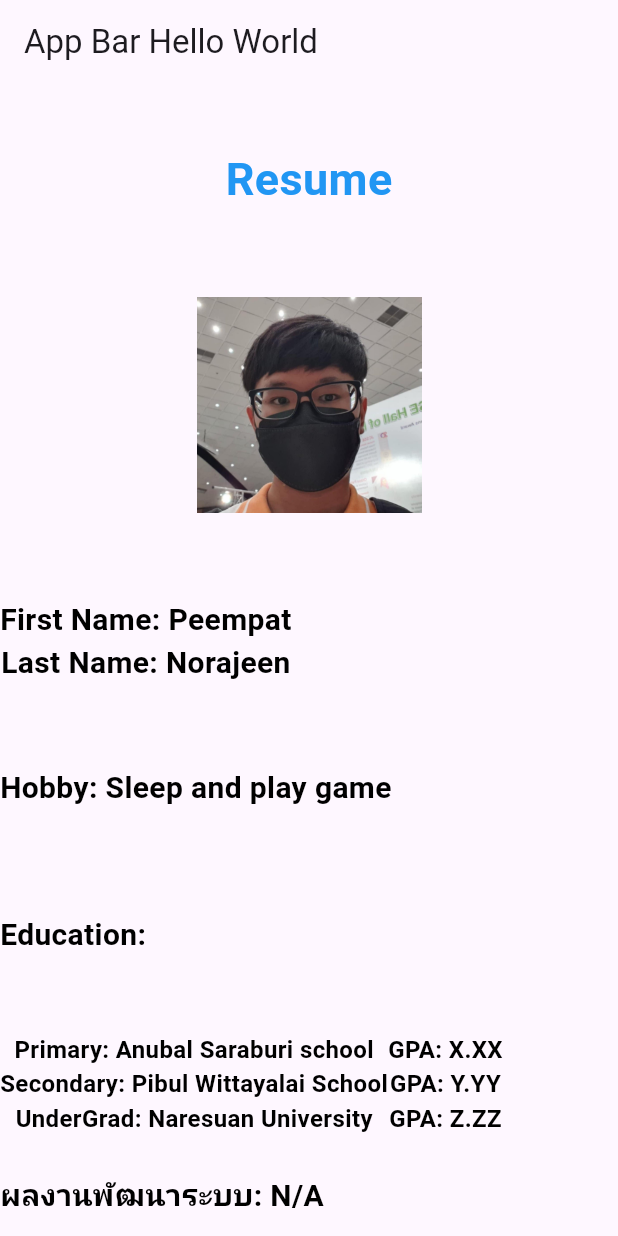
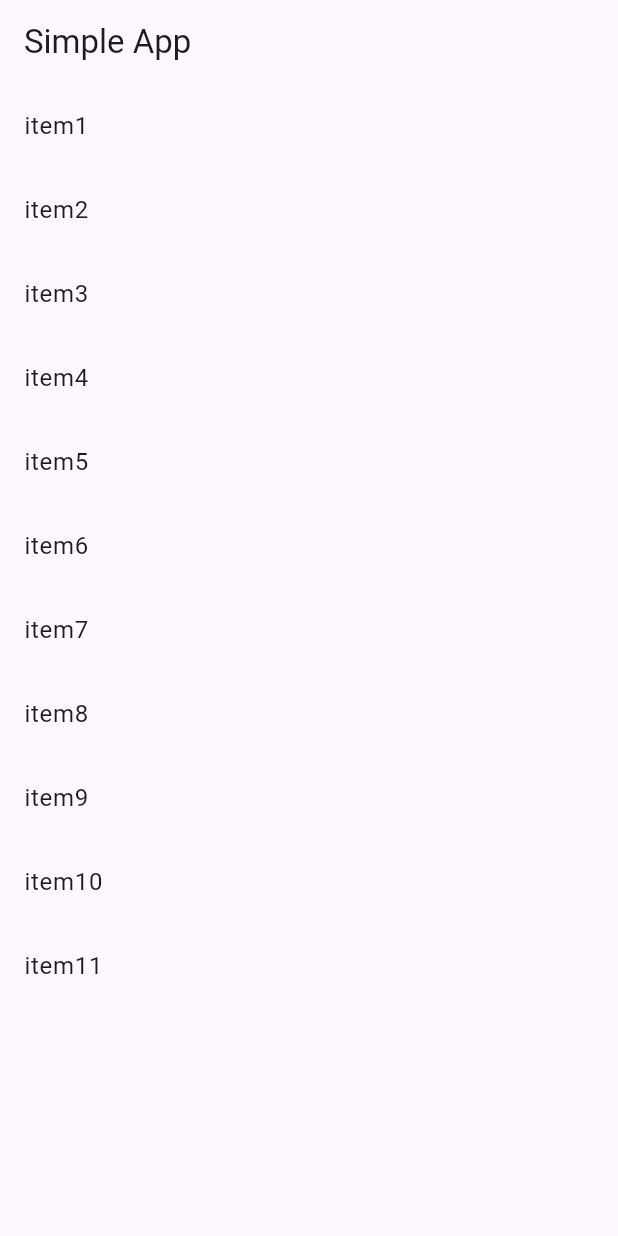
Before and after one commit to ReZill392/MbApp1, a Flutter app: the screen it shows after launch, on a phone screen of 412 x 824 dp. Run offline on Flutter 3.47's test engine with Material 3 defaults, Android fonts, the phone set to English and light mode, and no system bars.

Commit message:
add menu

```diff
--- a/flutter_application_1/lib/main.dart
+++ b/flutter_application_1/lib/main.dart
@@ -1,137 +1,14 @@
 import 'package:flutter/material.dart';
+import 'package:flutter_application_1/screen/menu.dart';
 
 void main() {
-  runApp(const MyApp());
+  runApp(MaterialApp(
+    title: "Simple App",
+    home: Scaffold(
+      appBar: AppBar(
+        title: Text("Simple App"),
+        ),
+      body: menu(),
+    ),
+  ));
 }
-
-class MyApp extends StatelessWidget {
-  const MyApp({super.key});
-
-  @override
-  Widget build(BuildContext context) {
-    return MaterialApp(
-      title: 'Flutter Demo',
-      theme: ThemeData(
-        primarySwatch: Colors.lime,
-      ),
-      home: const MyHomePage(),
-    );
-  }
-}
-
-class MyHomePage extends StatelessWidget {
-  const MyHomePage({super.key});
-
-  @override
-  Widget build(BuildContext context) {
-    return Scaffold(
-      appBar: AppBar(
-        title: const Text('App Bar Hello World'),
-      ),
-      body: const Column(
-        mainAxisAlignment: MainAxisAlignment.spaceAround,
-        children: [
-          SizedBox(height: 5),
-          Row(
-            mainAxisAlignment: MainAxisAlignment.center,
-            children: [
-              Text(
-                'Resume',
-                style: TextStyle(
-                  fontSize: 30,
-                  fontWeight: FontWeight.bold,
-                  color: Colors.blue,
-                ),
-              )
-            ],
-          ),
-          SizedBox(height: 5),
-          Row(
-            mainAxisAlignment: MainAxisAlignment.center,
-            children: [
-              Image(
-                image: AssetImage('assets/MyPic1.jpg'),
-                width: 150,
-                height: 150,
-              ),
-            ],
-          ),
-          SizedBox(height: 5),
-          Row(
-            children: [
-              Column(
-                children: [
-                  Text('First Name: Peempat',style: TextStyle(
-                  fontSize: 20,
-                  fontWeight: FontWeight.bold,
-                  color: Color.fromARGB(255, 0, 0, 0),)),
-                  Text('Last Name: Norajeen',style: TextStyle(
-                  fontSize: 20,
-                  fontWeight: FontWeight.bold,
-                  color: Color.fromARGB(255, 0, 0, 0)),
-              )],
-              ),
-            ],
-          ),
-          SizedBox(height: 5),
-          Row(children: [
-            Text('Hobby: Sleep and play game',style: TextStyle(
-                  fontSize: 20,
-                  fontWeight: FontWeight.bold,
-                  color: Color.fromARGB(255, 0, 0, 0))
-          )]),
-          SizedBox(height: 20),
-          Row(children: [
-            Text('Education:',style: TextStyle(
-                  fontSize: 20,
-                  fontWeight: FontWeight.bold,
-                  color: Color.fromARGB(255, 0, 0, 0))
-          )]),
-          SizedBox(height: 1),
-          Row(
-            children: [
-              Column(
-                children: [
-                  Text('Primary: Anubal Saraburi school',style: TextStyle(
-                  fontSize: 16,
-                  fontWeight: FontWeight.bold,
-                  color: Color.fromARGB(255, 0, 0, 0))),
-                  Text('Secondary: Pibul Wittayalai School',style: TextStyle(
-                  fontSize: 16,
-                  fontWeight: FontWeight.bold,
-                  color: Color.fromARGB(255, 0, 0, 0))),
-                  Text('UnderGrad: Naresuan University',style: TextStyle(
-                  fontSize: 16,
-                  fontWeight: FontWeight.bold,
-                  color: Color.fromARGB(255, 0, 0, 0))),
-                ],
-              ),
-              Column(
-                children: [
-                  Text('GPA: X.XX',style: TextStyle(
-                  fontSize: 16,
-                  fontWeight: FontWeight.bold,
-                  color: Color.fromARGB(255, 0, 0, 0))),
-                  Text('GPA: Y.YY',style: TextStyle(
-                  fontSize: 16,
-                  fontWeight: FontWeight.bold,
-                  color: Color.fromARGB(255, 0, 0, 0))),
-                  Text('GPA: Z.ZZ',style: TextStyle(
-                  fontSize: 16,
-                  fontWeight: FontWeight.bold,
-                  color: Color.fromARGB(255, 0, 0, 0)))
-                ],
-              ),
-            ],
-          ),
-          Row(children: [
-            Text('ผลงานพัฒนาระบบ: N/A',style: TextStyle(
-                  fontSize: 20,
-                  fontWeight: FontWeight.bold,
-                  color: Color.fromARGB(255, 0, 0, 0))
-          )]),
-        ],
-      ),
-    );
-  }
-}
--- /dev/null
+++ b/flutter_application_1/lib/screen/menu.dart
@@ -0,0 +1,28 @@
+import 'package:flutter/material.dart';
+
+class menu extends StatefulWidget {
+  const menu({super.key});
+
+  @override
+  State<menu> createState() => menuState();
+
+}
+class menuState extends State<menu> {
+  List<String> items = <String>['item1','item2','item3','item4','item5','item6','item7','item8','item9','item10','item11'];
+  @override
+  Widget build(BuildContext context) {
+    return ListView.builder(
+      itemCount: items.length,
+      itemBuilder: (BuildContext context,int index){
+        return ListTile(
+            title: Text('${items[index]}'),
+            onLongPress: (){
+              setState(() {
+                items.removeAt(index);
+              });
+            },
+        );
+      }
+      );
+  }
+}
```
Also changed, not shown: flutter_application_1/lib/screen/home.dart (added, +79 -0 lines), 2 other files.
